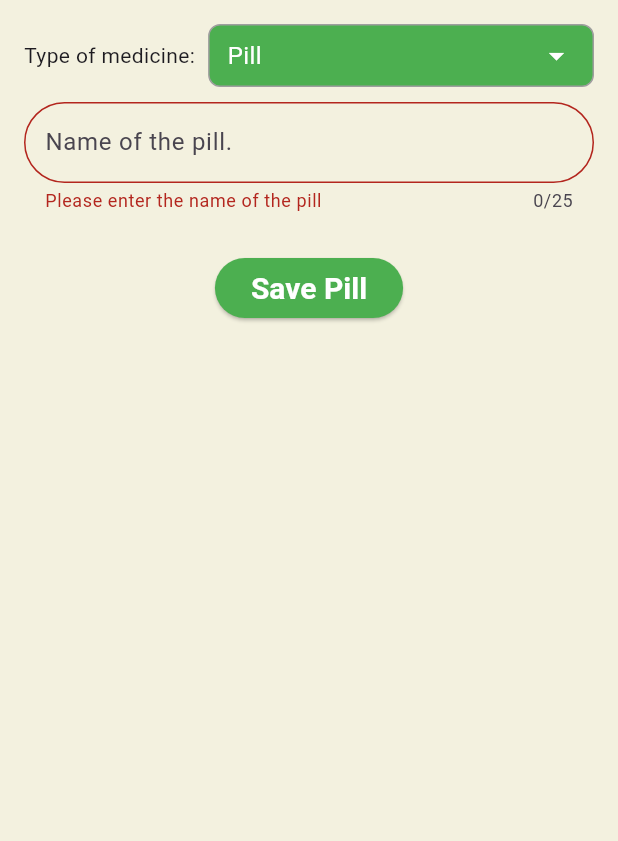
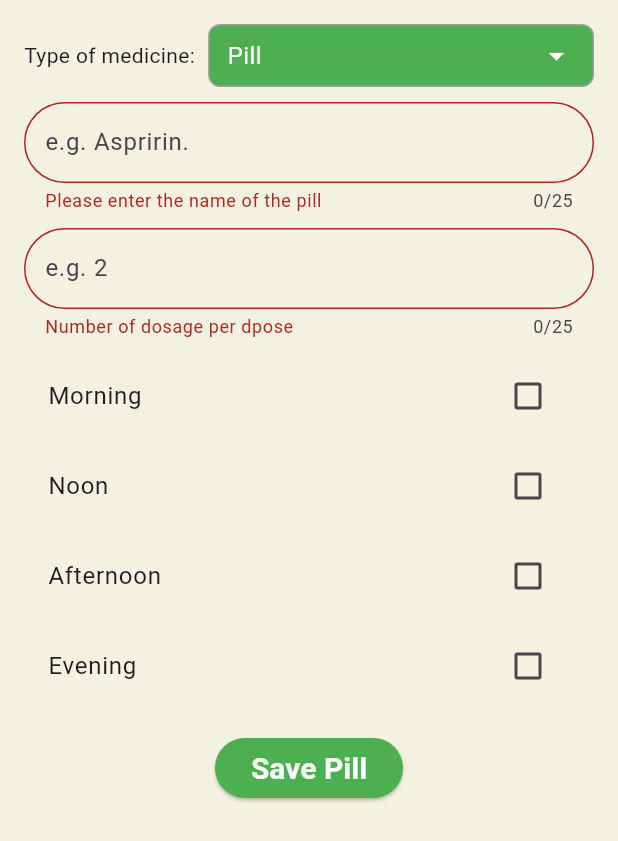
Before and after one commit to linnathoncode/PillTracker, a Flutter app: the BottomSheet widget shown alone on an empty page, opened directly, after a tap on "Save Pill", on a phone screen of 412 x 824 dp. Shown: the top 841 px of the screen. Run offline on Flutter 3.47's test engine with Material 3 defaults, Android fonts, the phone set to English and light mode, and no system bars; our stand-ins replace either_dart, sqflite; accounts and stored records are empty.

Commit message:
improved pillentity

```diff
--- a/lib/features/pill_crud/domain/entities/pill_entity.dart
+++ b/lib/features/pill_crud/domain/entities/pill_entity.dart
@@ -1,8 +1,28 @@
 class PillEntity {
+  String id;
   String name;
-  String id;
+  int dosagePerDose; // Number of pills per dose
+  int dosesPerDay; // Number of doses per day
+  List<String>
+      times; // Times of day to take the pill (e.g., "8:00 AM", "2:00 PM")
+  DateTime startDate; // When the user started taking the pill
+  DateTime? endDate; // Optional: When the user stops taking the pill
+  String? notes; // Optional: Extra instructions
+  String? color; // Optional: Color coding for the pill
+  int? totalPills; // Optional: Total number of pills in stock
+  int? lowStockThreshold; // Optional: Stock threshold for warnings
+
   PillEntity({
+    required this.id,
     required this.name,
-    required this.id,
+    required this.dosagePerDose,
+    required this.dosesPerDay,
+    required this.times,
+    required this.startDate,
+    this.endDate,
+    this.notes,
+    this.color,
+    this.totalPills,
+    this.lowStockThreshold,
   });
 }
--- a/lib/features/pill_crud/presentation/widgets/bottom_sheet_widget.dart
+++ b/lib/features/pill_crud/presentation/widgets/bottom_sheet_widget.dart
@@ -1,6 +1,7 @@
 import 'package:flutter/material.dart';
 import 'package:pill_tracker/features/pill_crud/domain/entities/pill_entity.dart';
 import 'package:pill_tracker/features/pill_crud/presentation/provider/provider.dart';
+import 'package:pill_tracker/features/pill_crud/presentation/widgets/custom_checkbox_list_tile_widget.dart';
 import 'package:provider/provider.dart';
 import './custom_text_form_field_widget.dart' as custom;
 
@@ -12,10 +13,27 @@ class BottomSheet extends StatefulWidget {
 }
 
 class _BottomSheetState extends State<BottomSheet> {
+  //   String id;
+  // String name;
+  // int dosagePerDose; // Number of pills per dose
+  // int dosesPerDay; // Number of doses per day
+  // List<String>
+  //     times; // Times of day to take the pill (e.g., "8:00 AM", "2:00 PM")
+  // DateTime startDate; // When the user started taking the pill
+  // DateTime? endDate; // Optional: When the user stops taking the pill
+  // String? notes; // Optional: Extra instructions
+  // String? color; // Optional: Color coding for the pill
+  // int? totalPills; // Optional: Total number of pills in stock
+  // int? lowStockThreshold; // Optional: Stock threshold for warnings
   late final TextEditingController nameController;
-  late final TextEditingController numberOfPillsController;
-  late final TextEditingController pillsPerDayController;
+  late final TextEditingController dosagePerDoseController;
+  late final TextEditingController dosagePerDayController;
+  late final TextEditingController startDateController;
   late final _formKey = GlobalKey<FormState>();
+  late bool isMorning;
+  late bool isNoon;
+  late bool isAfternoon;
+  late bool isEvening;
 
   final List<String> dropDownItems = ["Pill", "Syrup", "Other"];
   String? _dropdownValue;
@@ -25,16 +43,23 @@ class _BottomSheetState extends State<BottomSheet> {
   void initState() {
     super.initState();
     nameController = TextEditingController();
-    numberOfPillsController = TextEditingController();
-    pillsPerDayController = TextEditingController();
+    dosagePerDoseController = TextEditingController();
+    dosagePerDayController = TextEditingController();
+    startDateController = TextEditingController();
+    isMorning = false;
+    isNoon = false;
+    isAfternoon = false;
+    isEvening = false;
     _dropdownValue = dropDownItems.first; // Default selection
   }
 
   @override
   void dispose() {
     nameController.dispose();
-    numberOfPillsController.dispose();
-    pillsPerDayController.dispose();
+    dosagePerDoseController.dispose();
+    dosagePerDayController.dispose();
+    startDateController.dispose();
+
     super.dispose();
   }
 
@@ -64,7 +89,13 @@ class _BottomSheetState extends State<BottomSheet> {
       }
 
       // Create a new pill and add it
-      final pill = PillEntity(name: nameController.text, id: lastPillId);
+      final pill = PillEntity(
+          name: nameController.text,
+          id: lastPillId,
+          dosagePerDose: 1,
+          dosesPerDay: 1,
+          times: [],
+          startDate: DateTime.now());
       await pillProvider.addPill(pill);
 
       if (pillProvider.failure != null) {
@@ -193,10 +224,68 @@ class _BottomSheetState extends State<BottomSheet> {
                 TextInputType.text,
                 "Please enter the name of the pill",
                 25,
-                "Name of the pill.",
+                "e.g. Aspririn.",
+                false,
               ),
               const SizedBox(
                 height: 10,
+              ),
+              custom.customTextFormField(
+                dosagePerDoseController,
+                false,
+                TextInputType.number,
+                "Number of dosage per dpose",
+                25,
+                "e.g. 2",
+                true,
+              ),
+              const SizedBox(
+                height: 10,
+              ),
+
+              SizedBox(
+                child: Wrap(
+                  spacing: 8.0, // Optional: Add spacing between items
+                  runSpacing: 4.0, // Optional: Add spacing between rows
+                  children: [
+                    CustomCheckboxListTile(
+                      title: "Morning",
+                      value: isMorning,
+                      onChanged: (value) {
+                        setState(() {
+                          isMorning = !isMorning;
+                        });
+                      },
+                    ),
+                    CustomCheckboxListTile(
+                      title: "Noon",
+                      value: isNoon,
+                      onChanged: (value) {
+                        setState(() {
+                          isNoon = !isNoon;
+                        });
+                      },
+                    ),
+                    CustomCheckboxListTile(
+                      title: "Afternoon",
+                      value: isAfternoon,
+                      onChanged: (value) {
+                        setState(() {
+                          isAfternoon = !isAfternoon;
+                        });
+                      },
+                    ),
+                    CustomCheckboxListTile(
+                      title: "Evening",
+                      value: isEvening,
+                      onChanged: (value) {
+                        setState(() {
+                          isEvening = !isEvening;
+                        });
+                      },
+                    ),
+                  ],
+                ),
               ),
 
               const SizedBox(height: 16),
--- /dev/null
+++ b/lib/features/pill_crud/presentation/widgets/custom_checkbox_list_tile_widget.dart
@@ -0,0 +1,24 @@
+import 'package:flutter/material.dart';
+
+class CustomCheckboxListTile extends StatelessWidget {
+  final String title;
+  final bool value;
+  final ValueChanged<bool?> onChanged;
+
+  const CustomCheckboxListTile({
+    Key? key,
+    required this.title,
+    required this.value,
+    required this.onChanged,
+  }) : super(key: key);
+
+  @override
+  Widget build(BuildContext context) {
+    return CheckboxListTile(
+      title: Text(title),
+      value: value,
+      activeColor: Theme.of(context).primaryColor,
+      onChanged: onChanged,
+    );
+  }
+}
--- a/lib/features/pill_crud/presentation/widgets/custom_text_form_field_widget.dart
+++ b/lib/features/pill_crud/presentation/widgets/custom_text_form_field_widget.dart
@@ -1,12 +1,14 @@
 import 'package:flutter/material.dart';
 
 Widget customTextFormField(
-    TextEditingController controller,
-    bool hasautofocus,
-    TextInputType keyboardType,
-    String errorMessage,
-    int maxLength,
-    String hintText) {
+  TextEditingController controller,
+  bool hasautofocus,
+  TextInputType keyboardType,
+  String errorMessage,
+  int maxLength,
+  String hintText,
+  bool isNumber,
+) {
   return TextFormField(
     controller: controller,
     autofocus: hasautofocus,
@@ -21,7 +23,14 @@ Widget customTextFormField(
           vertical: 15, horizontal: 10), // Increase the padding
     ),
     validator: (value) {
-      if (value == null || value.isEmpty) {
+      if (isNumber) {
+        if (value != null &&
+            value.isNotEmpty &&
+            !RegExp(r'^[0-9]+$').hasMatch(value)) {
+          return 'Please enter a valid number';
+        }
+      }
+      if ((value == null || value.isEmpty)) {
         return errorMessage;
       }
       return null;
```
Also changed, not shown: lib/features/pill_crud/data/datasources/pill_local_database.dart (+29 -2 lines), lib/features/pill_crud/data/models/pill_model.dart (+54 -0 lines).
